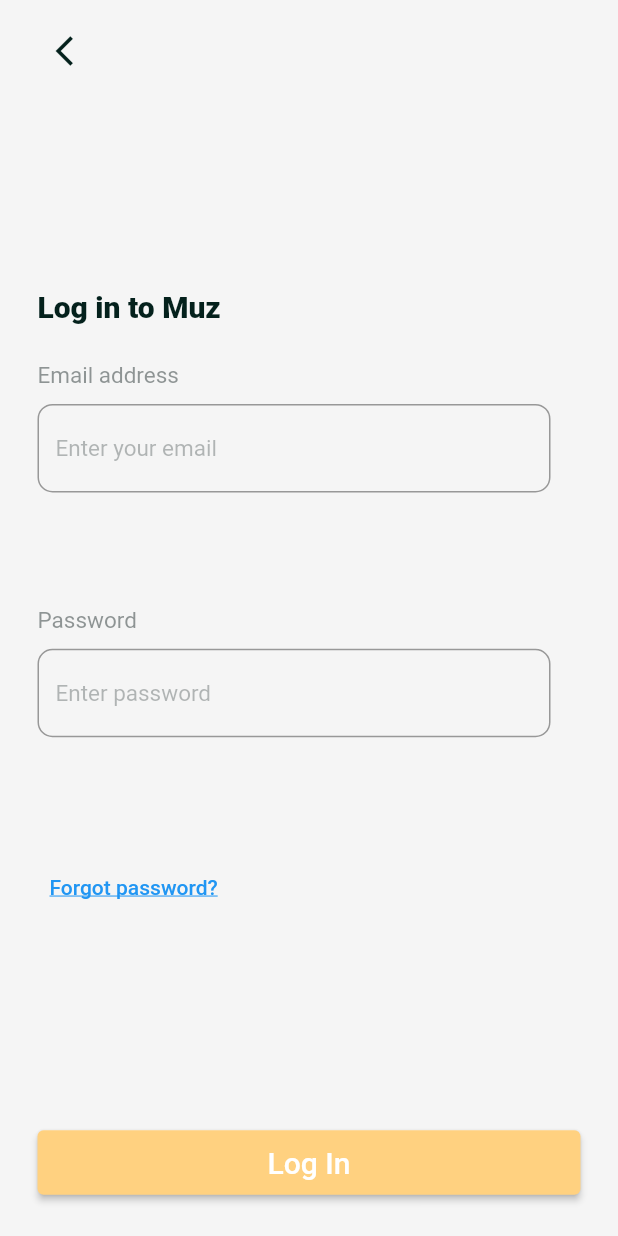
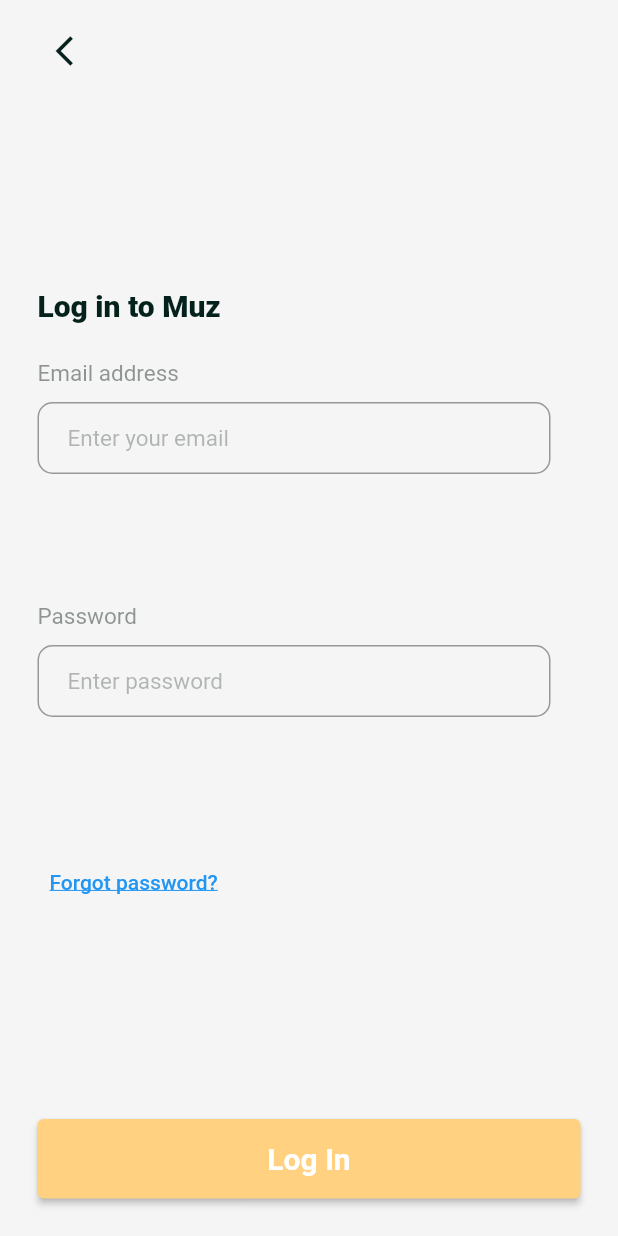
Before and after one commit to Zia9335/Zia-antonx-task-1, a Flutter app: the screen it shows after launch, on a phone screen of 412 x 824 dp. Run offline on Flutter 3.47's test engine with Material 2 defaults, Android fonts, the phone set to English and light mode, and no system bars; Roboto replaces fonts that are missing (Segoe UI Semibold, Time New Roman, Times New Roman).

Commit message:
only TextField Styles updated

```diff
--- a/lib/CustomWidgets/custom_widgets.dart
+++ b/lib/CustomWidgets/custom_widgets.dart
@@ -1,25 +1,37 @@
 import 'package:flutter/material.dart';
+import 'package:w1/Components/constants.dart';
 import 'package:w1/Screens/ticket_screen.dart';
 
 class CustomTextField extends StatelessWidget {
-  const CustomTextField({Key? key, required this.hintText}) : super(key: key);
+  const CustomTextField({Key? key, this.textInputType, this.obscureText, required this.hintText, this.inputBorder}) : super(key: key);
   final String hintText;
-
+final bool? obscureText;
+final TextInputType? textInputType;
+final InputBorder? inputBorder;
   @override
   Widget build(BuildContext context) {
     return Expanded(
       child: Padding(
         padding: const EdgeInsets.only(right: 20.0),
         child: TextField(
+
+          keyboardType: textInputType?? TextInputType.text,
+          obscureText: obscureText ?? false,
           decoration: InputDecoration(
+            focusedBorder: const OutlineInputBorder(
+              borderSide:
+              BorderSide(color: kDarkGreen, width: 2.0),
+            ),
             fillColor: Colors.white,
+            contentPadding:
+            const EdgeInsets.symmetric(vertical: 10.0, horizontal: 20.0),
             hintText: hintText,
             hintStyle: const TextStyle(
               fontFamily: "Segoe UI Semibold",
               fontSize: 15.0,
               color: Color.fromARGB(100, 70, 80, 80),
             ),
-            border: OutlineInputBorder(
+            border: inputBorder ??  OutlineInputBorder(
               borderRadius: BorderRadius.circular(10.0),
             ),
           ),
--- a/lib/Screens/home_screen.dart
+++ b/lib/Screens/home_screen.dart
@@ -104,11 +104,11 @@
                   Text(
                     'Top Visited',
                     style: TextStyle(
-                        color: darkGreen, fontWeight: FontWeight.bold),
+                        color: kDarkGreen, fontWeight: FontWeight.bold),
                   ),
                   Text('View all',
                       style: TextStyle(
-                        color: darkGreen,
+                        color: kDarkGreen,
                       )),
                 ],
               ),
@@ -127,7 +127,7 @@
             children: [
               const Text(
                 'News and Exibitions',
-                style: TextStyle(color: darkGreen, fontWeight: FontWeight.bold),
+                style: TextStyle(color: kDarkGreen, fontWeight: FontWeight.bold),
               ),
               SizedBox(
                 height: 550,
--- a/lib/Screens/list_screen.dart
+++ b/lib/Screens/list_screen.dart
@@ -21,14 +21,14 @@
                 children: const [
                   Text(
                     "Museums",
-                    style: h1TextStyle,
+                    style: kH1TextStyle,
                   ),
                   Icon(Icons.map_outlined),
                 ],
               ),
               const TabBar(
-                indicatorColor: darkGreen,
-                labelColor: darkGreen,
+                indicatorColor: kDarkGreen,
+                labelColor: kDarkGreen,
                 tabs: [
                   Tab(
                     text: 'Top visited',
--- a/lib/Screens/log _in_screen.dart
+++ b/lib/Screens/log _in_screen.dart
@@ -23,7 +23,7 @@
                 onPressed: null,
                 icon: Icon(
                   Icons.arrow_back_ios,
-                  color: darkGreen,
+                  color: kDarkGreen,
                 ),
               ),
               const Spacer(),
@@ -32,7 +32,7 @@
                 style: TextStyle(
                   fontFamily: "Times New Roman",
                   fontSize: 20.0,
-                  color: darkGreen,
+                  color: kDarkGreen,
                   fontWeight: FontWeight.w900,
                 ),
                 textAlign: TextAlign.center,
@@ -48,6 +48,7 @@
                 height: 10.0,
               ),
               const CustomTextField(
+                textInputType: TextInputType.emailAddress,
                 hintText: "Enter your email",
               ),
               const Text(
@@ -58,6 +59,7 @@
                 height: 10.0,
               ),
               const CustomTextField(
+                obscureText: true,
                 hintText: "Enter password",
               ),
               const TextButton(
@@ -85,10 +87,10 @@
                 },
                 child:const Center(
                   child: Padding(
-                    padding: EdgeInsets.only(left: 20,right: 20,top: 10,bottom: 10),
+                    padding: EdgeInsets.only(left: 20,right: 20,top: 15,bottom: 15),
                     child:  Text(
                       'Log In',
-                      style: TextStyle(fontSize: 20.0),
+                      style: kElevatorButtonTextStyle,
                     ),
                   ),
                 ),
--- a/lib/Screens/screen_first.dart
+++ b/lib/Screens/screen_first.dart
@@ -34,7 +34,7 @@
           backgroundColor: kScaffoldColor,
       body: pages[_selectedIndex],
       bottomNavigationBar: BottomNavigationBar(
-        selectedItemColor: darkGreen,
+        selectedItemColor: kDarkGreen,
         currentIndex: _selectedIndex,
         onTap: (value) {
           _onItemTapped(value);
```
Also changed, not shown: lib/Components/constants.dart (+27 -21 lines), lib/Screens/ticket_screen.dart (+2 -6 lines), images/123.jpg (deleted).
